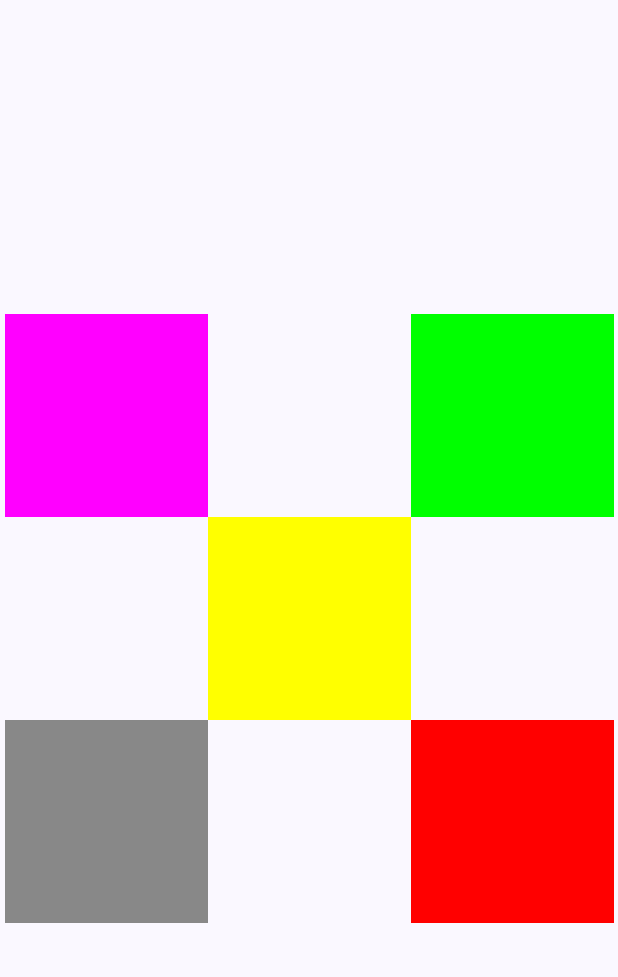
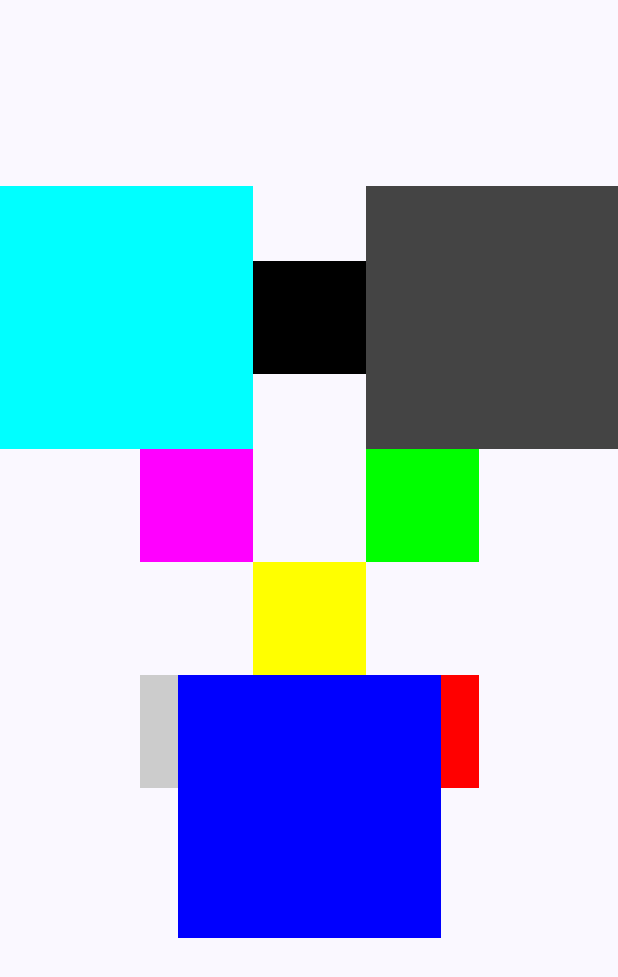
Before and after one commit to Miguel36/compose-app-course, an Android app built with Jetpack Compose: the screen it shows after launch (MainActivity), on a phone screen of 412 x 824 dp. Shown: the top 977 px of the screen. Run offline under Robolectric (Android 15) with nearby library versions, the phone set to English and light mode, and no system bars; our stand-ins replace constraintlayout-compose.

Commit message:
Second challenge, using ConstraintLayout with Jetpack Compose

```diff
--- a/app/src/main/java/com/skyfallen/myfirstcomposeapp/MainActivity.kt
+++ b/app/src/main/java/com/skyfallen/myfirstcomposeapp/MainActivity.kt
@@ -10,7 +10,7 @@ import androidx.compose.material3.Scaffold
 import androidx.compose.runtime.Composable
 import androidx.compose.ui.Modifier
 import androidx.compose.ui.tooling.preview.Preview
-import com.skyfallen.myfirstcomposeapp.components.layout.MyBasicConstraintLayout
+import com.skyfallen.myfirstcomposeapp.components.exercises.ConstraintLayoutExercise
 import com.skyfallen.myfirstcomposeapp.login.Greeting
 import com.skyfallen.myfirstcomposeapp.ui.theme.MyFirstComposeAppTheme
 
@@ -21,7 +21,7 @@ class MainActivity : ComponentActivity() {
         setContent {
             MyFirstComposeAppTheme {
                 Scaffold(modifier = Modifier.fillMaxSize()) { innerPadding ->
-                    MyBasicConstraintLayout(Modifier.padding(innerPadding))
+                    ConstraintLayoutExercise(Modifier.padding(innerPadding))
                 }
             }
         }
--- /dev/null
+++ b/app/src/main/java/com/skyfallen/myfirstcomposeapp/components/exercises/ExerciseTwo.kt
@@ -0,0 +1,63 @@
+package com.skyfallen.myfirstcomposeapp.components.exercises
+
+import androidx.compose.foundation.background
+import androidx.compose.foundation.layout.Box
+import androidx.compose.foundation.layout.fillMaxSize
+import androidx.compose.foundation.layout.size
+import androidx.compose.runtime.Composable
+import androidx.compose.ui.Modifier
+import androidx.compose.ui.graphics.Color
+import androidx.compose.ui.unit.dp
+import androidx.constraintlayout.compose.ConstraintLayout
+
+@Composable
+fun ConstraintLayoutExercise(modifier: Modifier) {
+    ConstraintLayout(modifier = modifier.fillMaxSize()) {
+        val (cyanBox, blackBox, darkGrayBox, magentaBox, greenBox, yellowBox, lightGrayBox, redBox, blueBox) = createRefs()
+
+        Box(Modifier.size(75.dp).background(Color.Yellow).constrainAs(yellowBox) {
+            top.linkTo(parent.top)
+            bottom.linkTo(parent.bottom)
+            start.linkTo(parent.start)
+            end.linkTo(parent.end)
+        })
+        Box(Modifier.size(75.dp).background(Color.Magenta).constrainAs(magentaBox) {
+            bottom.linkTo(yellowBox.top)
+            end.linkTo(yellowBox.start)
+        })
+        Box(Modifier.size(75.dp).background(Color.Green).constrainAs(greenBox) {
+            bottom.linkTo(yellowBox.top)
+            start.linkTo(yellowBox.end)
+        })
+
+        Box(Modifier.size(175.dp).background(Color.Cyan).constrainAs(cyanBox) {
+            bottom.linkTo(magentaBox.top)
+            end.linkTo(magentaBox.end)
+        })
+        Box(Modifier.size(175.dp).background(Color.DarkGray).constrainAs(darkGrayBox) {
+            bottom.linkTo(greenBox.top)
+            start.linkTo(greenBox.start)
+        })
+        Box(Modifier.size(75.dp).background(Color.Black).constrainAs(blackBox) {
+            start.linkTo(cyanBox.end)
+            end.linkTo(darkGrayBox.start)
+            top.linkTo(cyanBox.top)
+            bottom.linkTo(cyanBox.bottom)
+        })
+
+        Box(Modifier.size(175.dp).background(Color.Blue).constrainAs(blueBox) {
+            top.linkTo(yellowBox.bottom)
+            start.linkTo(parent.start)
+            end.linkTo(parent.end)
+        })
+        Box(Modifier.size(75.dp).background(Color.LightGray).constrainAs(lightGrayBox) {
+            top.linkTo(yellowBox.bottom)
+            end.linkTo(yellowBox.start)
+        })
+        Box(Modifier.size(75.dp).background(Color.Red).constrainAs(redBox) {
+            top.linkTo(yellowBox.bottom)
+            start.linkTo(yellowBox.end)
+        })
+
+    }
+}
```
